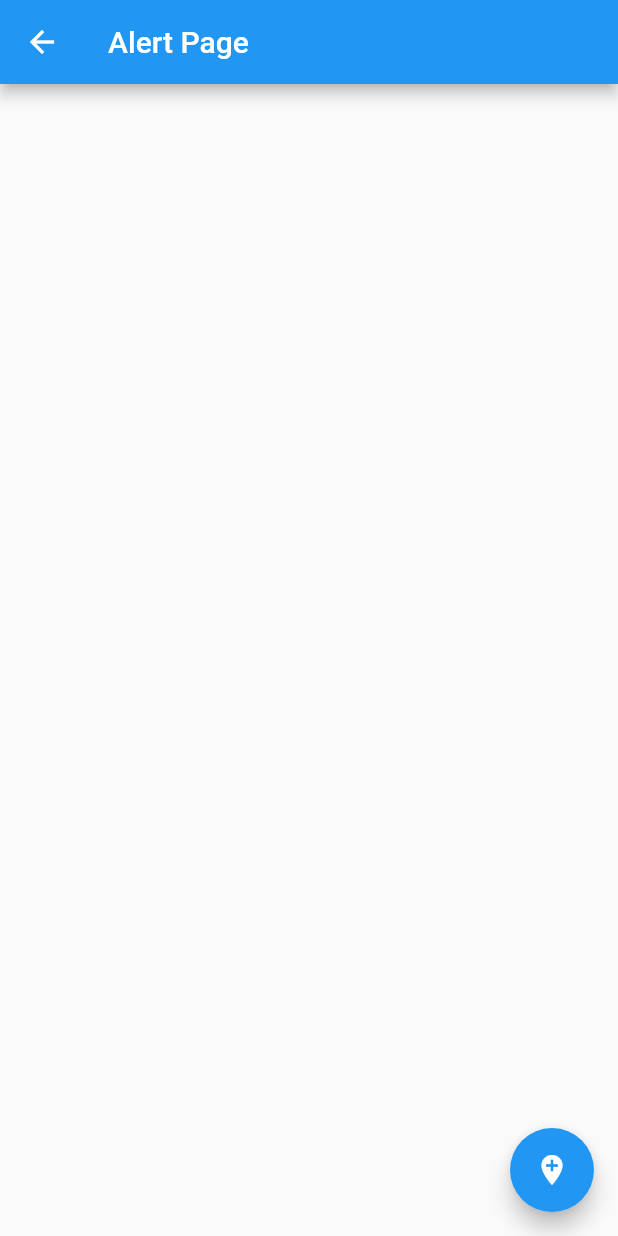
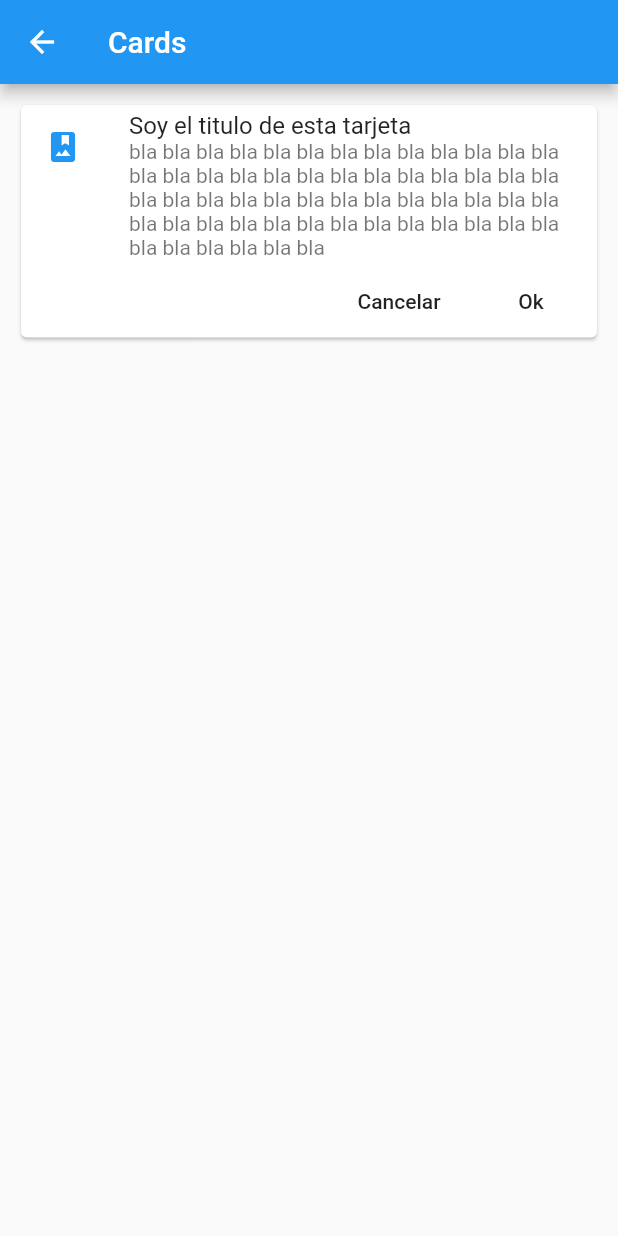
Before and after one commit to VictorBejarano/6-Componentes, a Flutter app: the screen it shows after launch, after a tap on "Cards - Tarjetas", on a phone screen of 412 x 824 dp. Run offline on Flutter 3.47's test engine with Material 2 defaults, Android fonts, the phone set to English and light mode, and no system bars.

Commit message:
16 Card Widget

```diff
--- /dev/null
+++ b/lib/src/pages/card_page.dart
@@ -0,0 +1,49 @@
+import 'package:flutter/material.dart';
+
+class CardPage extends StatelessWidget {
+  const CardPage({Key key}) : super(key: key);
+
+  @override
+  Widget build(BuildContext context) {
+    return Scaffold(
+      appBar: AppBar(
+        title: Text('Cards'),
+      ),
+      body: ListView(
+        padding: EdgeInsets.all(10.0),
+        children: <Widget>[_cardTipo1()],
+      ),
+    );
+  }
+
+  _cardTipo1() {
+    return Card(
+      child: Column(
+        children: <Widget>[
+          ListTile(
+            leading: Icon(
+              Icons.photo_album,
+              color: Colors.blue,
+            ),
+            title: Text('Soy el titulo de esta tarjeta'),
+            subtitle: Text(
+                'bla bla bla bla bla bla bla bla bla bla bla bla bla bla bla bla bla bla bla bla bla bla bla bla bla bla bla bla bla bla bla bla bla bla bla bla bla bla bla bla bla bla bla bla bla bla bla bla bla bla bla bla bla bla bla bla bla bla '),
+          ),
+          Row(
+            mainAxisAlignment: MainAxisAlignment.end,
+            children: <Widget>[
+              FlatButton(
+                onPressed: () {},
+                child: Text('Cancelar'),
+              ),
+              FlatButton(
+                onPressed: () {},
+                child: Text('Ok'),
+              ),
+            ],
+          )
+        ],
+      ),
+    );
+  }
+}
--- a/lib/src/routes/routes.dart
+++ b/lib/src/routes/routes.dart
@@ -1,5 +1,6 @@
 import 'package:componentes/src/pages/alert_page.dart';
 import 'package:componentes/src/pages/avatar_page.dart';
+import 'package:componentes/src/pages/card_page.dart';
 import 'package:componentes/src/pages/home_page.dart';
 import 'package:flutter/material.dart';
 
@@ -8,5 +9,6 @@ Map<String, WidgetBuilder> getApplicationRoutes() {
     '/': (BuildContext context) => HomePage(),
     'alert': (BuildContext context) => AlertPage(),
     'avatar': (BuildContext context) => AvatarPage(),
+    'card': (BuildContext context) => CardPage(),
   };
 }
```
